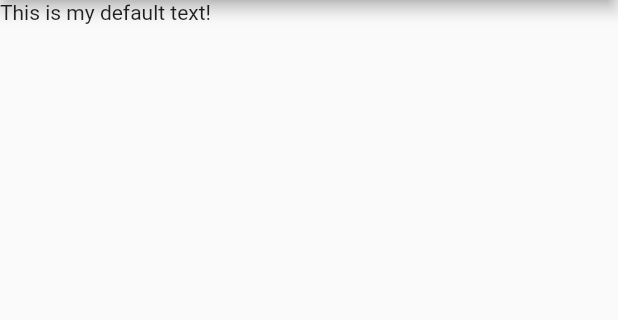
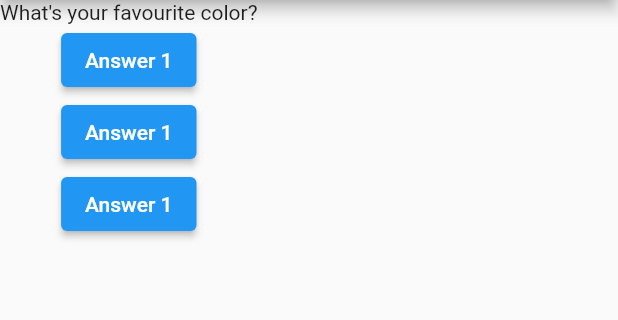
Before and after one commit to Sabbir401/First-app, a Flutter app: the screen it shows after launch, on a phone screen of 412 x 824 dp, the part 84-404 px from its top. Run offline on Flutter 3.47's test engine with Material 2 defaults, Android fonts, the phone set to English and light mode, and no system bars.

Commit message:
second commit

```diff
--- a/lib/main.dart
+++ b/lib/main.dart
@@ -1,17 +1,48 @@
+import 'dart:async';
+
 import 'package:flutter/material.dart';
 
 void main() {
   runApp(MyApp());
 }
 
-class MyApp extends StatelessWidget {
+class MyApp extends StatefulWidget {
+  @override
+  State<StatefulWidget> createState() {
+    // TODO: implement createState
+    return MyAppState();
+  }
+}
+
+class MyAppState extends State<MyApp> {
+  var questionIndex = 0;
+
+  void answerQuestion() {
+    setState(() {
+      questionIndex = questionIndex + 1;
+    });
+    print(questionIndex);
+  }
+
   Widget build(BuildContext context) {
+    var questions = [
+      'What\'s your favourite color?',
+      'What\'s your favourite animel?'
+    ];
     return MaterialApp(
       home: Scaffold(
         appBar: AppBar(
           title: Text('My First App'),
         ),
-        body: Text('This is my default text!'),
+        body: Column(
+          children: [
+            Text(questions[questionIndex]),
+            ElevatedButton(child: Text('Answer 1'), onPressed: answerQuestion),
+            ElevatedButton(child: Text('Answer 1'), onPressed: answerQuestion),
+            ElevatedButton(
+                child: Text('Answer 1'), onPressed: () => print('Answer 3')),
+          ],
+        ),
       ),
     );
   }
```
